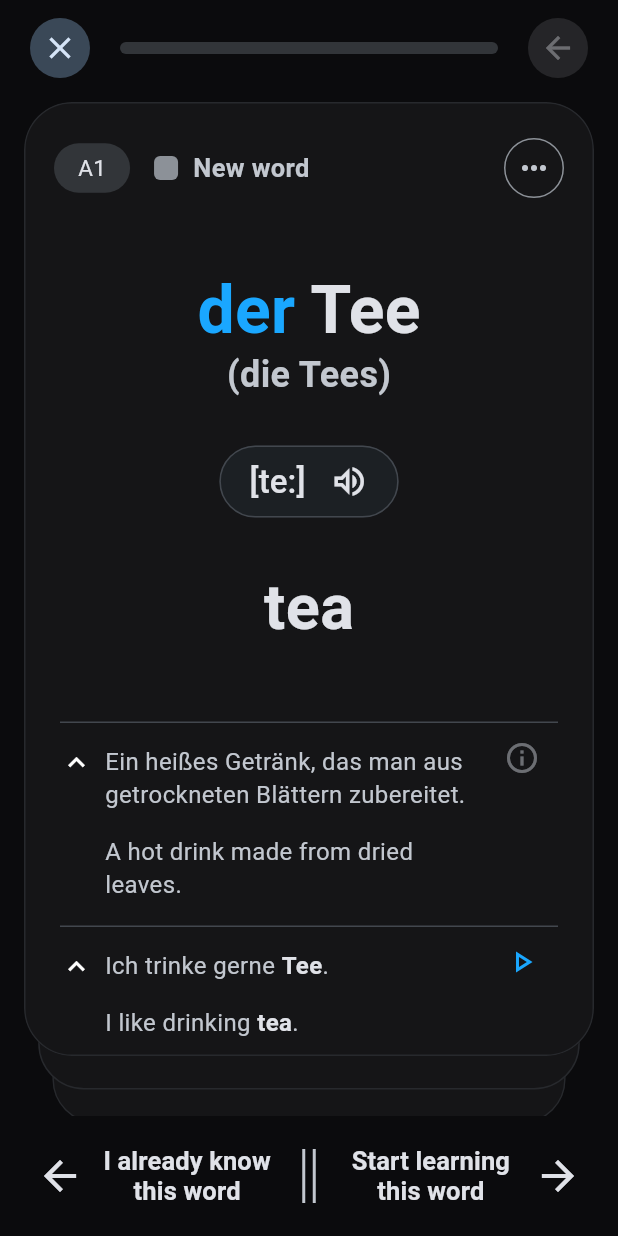
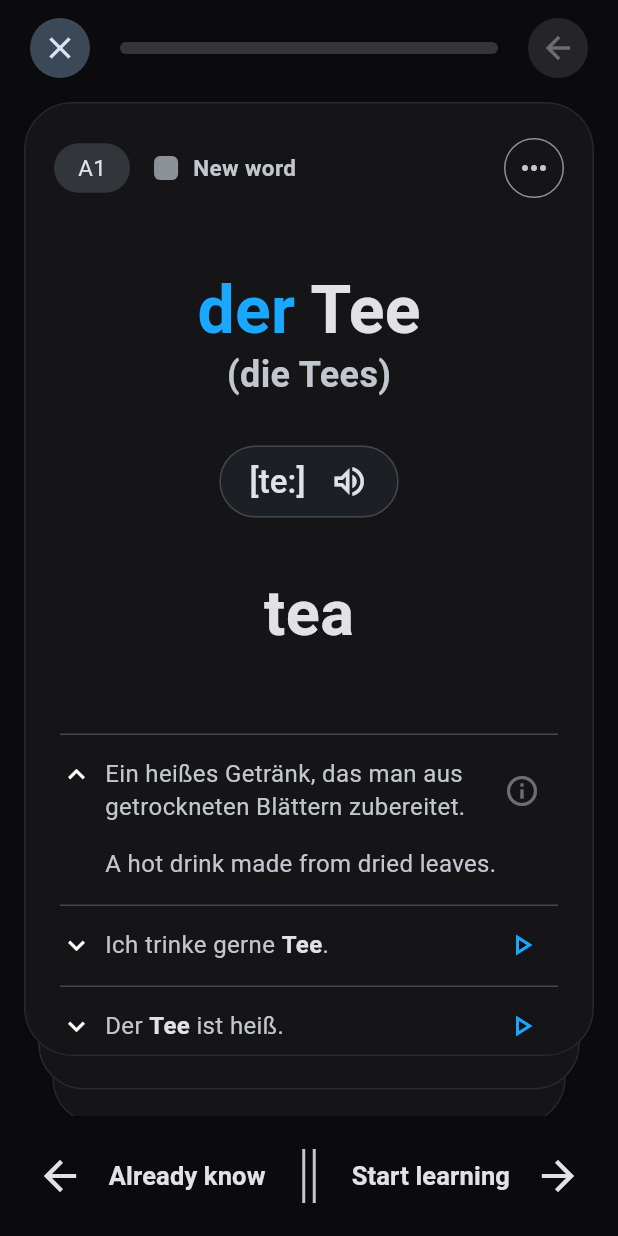
Before and after one commit to Crustbrns/Deutschlernen, a Flutter app: the screen it shows after launch, after a tap on the "visibility" icon, after a tap on "Ein heißes Getränk, das man aus getrockn", on a phone screen of 412 x 824 dp. Run offline on Flutter 3.47's test engine with Material 3 defaults, Android fonts, the phone set to English and light mode, and no system bars; our stand-ins replace flutter_tts, material_ui, shared_preferences.

Commit message:
Refine main word card
- Collapse all example translations by default (no spoiler)
- Greyer eye icon, bigger translation button
- Shorter decision bar labels in all languages
- Header scrolls away with the content; smaller "new word" label
- Full-width example rows with instant highlight on quick taps
- Trailing buttons stay centered on the German line when expanded
- Animated chevron rotation, closing divider, extra bottom scroll room

Co-Authored-By: Claude Opus 5.5 <noreply@anthropic.com>

```diff
--- a/assets/data/ui/en.json
+++ b/assets/data/ui/en.json
@@ -2,8 +2,8 @@
   "newWord": "New word",
   "showTranslation": "Show translation",
   "plural": "Plural",
-  "known": "I already know this word",
-  "learn": "Start learning this word",
+  "known": "Already know",
+  "learn": "Start learning",
   "close": "Close",
   "back": "Back",
   "menu": "Menu",
--- a/assets/data/ui/es.json
+++ b/assets/data/ui/es.json
@@ -2,8 +2,8 @@
   "newWord": "Palabra nueva",
   "showTranslation": "Mostrar traducción",
   "plural": "Plural",
-  "known": "Ya conozco esta palabra",
-  "learn": "Empezar a aprenderla",
+  "known": "Ya la sé",
+  "learn": "Empezar a aprender",
   "close": "Cerrar",
   "back": "Atrás",
   "menu": "Menú",
--- a/assets/data/ui/ru.json
+++ b/assets/data/ui/ru.json
@@ -2,8 +2,8 @@
   "newWord": "Новое слово",
   "showTranslation": "Показать перевод",
   "plural": "Мн. ч.",
-  "known": "Уже знаю это слово",
-  "learn": "Начать учить это слово",
+  "known": "Уже знаю",
+  "learn": "Начать учить",
   "close": "Закрыть",
   "back": "Назад",
   "menu": "Меню",
--- a/assets/data/ui/zh.json
+++ b/assets/data/ui/zh.json
@@ -2,8 +2,8 @@
   "newWord": "新单词",
   "showTranslation": "显示翻译",
   "plural": "复数",
-  "known": "我已经认识这个词",
-  "learn": "开始学习这个词",
+  "known": "已经认识",
+  "learn": "开始学习",
   "close": "关闭",
   "back": "返回",
   "menu": "菜单",
--- a/lib/ui/cards/widgets/example_tile.dart
+++ b/lib/ui/cards/widgets/example_tile.dart
@@ -17,18 +17,20 @@ import 'package:deutschlernen/ui/core/highlight.dart';
   );
 }
 
-/// A row with a chevron on the left that toggles between two states.
-/// The content is built by [builder], which knows whether it is expanded.
+/// A row with a chevron on the left. [title] is always visible,
+/// [details] appear under it when the row is expanded.
 class ExpandableTile extends StatefulWidget {
   const ExpandableTile({
     super.key,
     required this.initiallyExpanded,
-    required this.builder,
+    required this.title,
+    this.details,
     this.trailing,
   });
 
   final bool initiallyExpanded;
-  final Widget Function(BuildContext context, bool expanded) builder;
+  final Widget title;
+  final Widget? details; // null = nothing to expand
   final Widget? trailing;
 
   @override
@@ -36,45 +38,125 @@ class ExpandableTile extends StatefulWidget {
 }
 
 class _ExpandableTileState extends State<ExpandableTile> {
+  // Width of IconButton's default tap area; the info icon uses the same.
+  static const _trailingWidth = 48.0;
+
+  // Minimum time the highlight stays visible after a quick tap.
+  static const _minHighlight = Duration(milliseconds: 150);
+  static const _highlightFadeOut = Duration(milliseconds: 200);
+
   late bool _expanded = widget.initiallyExpanded;
+  bool _highlighted = false;
+  int _tapId = 0; // ignores stale timers when taps follow each other fast
+
+  void _setHighlighted(bool value) {
+    if (_highlighted != value) setState(() => _highlighted = value);
+  }
+
+  void _onTap() {
+    final id = ++_tapId;
+    setState(() {
+      _expanded = !_expanded;
+      _highlighted = true;
+    });
+    Future.delayed(_minHighlight, () {
+      if (mounted && id == _tapId) _setHighlighted(false);
+    });
+  }
 
   @override
   Widget build(BuildContext context) {
     final colors = Theme.of(context).colorScheme;
+    final details = widget.details;
 
-    return DecoratedBox(
+    // InkWell is outermost, so the highlight covers the full card width.
+    // The padding inside keeps text and divider aligned with the card content.
+    return InkWell(
+      onTap: _onTap,
+      onTapDown: (_) => _setHighlighted(true), // finger held down
+      onTapCancel: () => _setHighlighted(false), // turned into a scroll/swipe
+      // Built-in ripple and highlight are off: on a quick tap inside
+      // a scroll view they flash for a single frame. Our own layer below
+      // is guaranteed to stay visible for _minHighlight.
+      splashFactory: NoSplash.splashFactory,
+      highlightColor: Colors.transparent,
+      child: Stack(
+        children: [
+          Positioned.fill(
+            child: AnimatedOpacity(
+              opacity: _highlighted ? 1 : 0,
+              // Appears instantly, fades out smoothly.
+              duration: _highlighted ? Duration.zero : _highlightFadeOut,
+              child: ColoredBox(
+                color: colors.onSurface.withValues(alpha: 0.08),
+              ),
+            ),
+          ),
+          Padding(
+            padding: const EdgeInsets.symmetric(horizontal: AppSizes.cardInset),
+            child: DecoratedBox(
               decoration: BoxDecoration(
                 border: Border(top: BorderSide(color: colors.outlineVariant)),
               ),
-      child: InkWell(
-        onTap: () => setState(() => _expanded = !_expanded),
               child: Row(
                 crossAxisAlignment: CrossAxisAlignment.start,
                 children: [
                   Padding(
-              // No left inset, small gap to the text: more room for words.
+                    // No left inset, small gap to the text: more room.
                     // Top 16 + 22px icon centers it on the first text line.
                     padding: const EdgeInsets.fromLTRB(0, 16, 8, 0),
-              child: Icon(
-                _expanded ? Icons.keyboard_arrow_up : Icons.keyboard_arrow_down,
-                size: 22,
+                    // One "down" icon rotated by half a turn instead of swapping
+                    // two icons: swapping can't be animated, rotation can.
+                    child: AnimatedRotation(
+                      turns: _expanded ? 0.5 : 0,
+                      duration: const Duration(milliseconds: 150),
+                      curve: Curves.easeOut,
+                      child: const Icon(Icons.keyboard_arrow_down, size: 22),
                     ),
                   ),
                   Expanded(
+                    child: Column(
+                      crossAxisAlignment: CrossAxisAlignment.stretch,
+                      children: [
+                        // The trailing button is centered on the title only,
+                        // so it stays in place when the details open below.
+                        Row(
+                          children: [
+                            Expanded(
                               child: Padding(
-                padding: const EdgeInsets.symmetric(vertical: 16),
+                                padding: const EdgeInsets.symmetric(
+                                  vertical: 16,
+                                ),
+                                child: widget.title,
+                              ),
+                            ),
+                            if (widget.trailing != null)
+                              SizedBox(
+                                width: _trailingWidth,
+                                child: Center(child: widget.trailing),
+                              ),
+                          ],
+                        ),
                         // AnimatedSize smooths the height change on toggle.
-                child: AnimatedSize(
+                        AnimatedSize(
                           duration: const Duration(milliseconds: 200),
                           curve: Curves.easeOut,
                           alignment: Alignment.topLeft,
-                  child: widget.builder(context, _expanded),
+                          child: _expanded && details != null
+                              ? Padding(
+                                  padding: const EdgeInsets.only(bottom: 16),
+                                  child: details,
+                                )
+                              : const SizedBox(width: double.infinity),
+                        ),
+                      ],
+                    ),
+                  ),
+                ],
               ),
             ),
           ),
-            if (widget.trailing != null) widget.trailing!,
         ],
-        ),
       ),
     );
   }
@@ -105,24 +187,14 @@ class DefinitionTile extends StatelessWidget {
         child: Icon(
           Icons.info_outline,
           // Half transparent = ~50% darker on the dark card.
-          color: Theme.of(
-            context,
-          ).colorScheme.onSurfaceVariant.withValues(alpha: 0.5),
+          color: Theme.of(context).colorScheme.onSurfaceVariant
+              .withValues(alpha: 0.5),
         ),
       ),
-      builder: (context, expanded) => Column(
-        crossAxisAlignment: CrossAxisAlignment.start,
-        children: [
-          Text(definition, style: styles.base),
-          if (expanded && translation != null)
-            Padding(
-              padding: const EdgeInsets.only(top: 16),
-              child: Text(translation, style: styles.base),
-            )
-          else
-            const SizedBox(width: double.infinity),
-        ],
-      ),
+      title: Text(definition, style: styles.base),
+      details: translation == null
+          ? null
+          : Text(translation, style: styles.base),
     );
   }
 }
@@ -151,29 +223,18 @@ class ExampleTile extends StatelessWidget {
         icon: const Icon(Icons.play_arrow_outlined),
         color: AppColors.accentBlue,
       ),
-      builder: (context, expanded) => Column(
-        crossAxisAlignment: CrossAxisAlignment.start,
-        children: [
-          Text.rich(
+      title: Text.rich(
         TextSpan(
           style: styles.base,
           children: markedSpans(example.german, styles.bold),
         ),
       ),
-          if (expanded)
-            Padding(
-              padding: const EdgeInsets.only(top: 16),
-              child: Text.rich(
+      details: Text.rich(
         TextSpan(
           style: styles.base,
           children: markedSpans(example.translation, styles.bold),
         ),
       ),
-            )
-          else
-            const SizedBox(width: double.infinity),
-        ],
-      ),
     );
   }
 }
--- a/lib/ui/cards/widgets/word_card.dart
+++ b/lib/ui/cards/widgets/word_card.dart
@@ -36,19 +36,26 @@ class _WordCardState extends State<WordCard> {
         side: BorderSide(color: colors.outlineVariant.withValues(alpha: 0.4)),
       ),
       clipBehavior: Clip.antiAlias,
-      child: Column(
-        children: [
-          Padding(
-            padding: const EdgeInsets.fromLTRB(20, 20, 16, 0),
-            child: _Header(level: word.level, onMenu: widget.onMenu),
-          ),
-          Expanded(
+      // No horizontal padding here: example rows must span the full card
+      // width so their tap highlight does too. Each part insets itself.
       child: SingleChildScrollView(
-              padding: const EdgeInsets.fromLTRB(24, 8, 24, 24),
+        padding: const EdgeInsets.fromLTRB(0, 20, 0, 24),
         child: Column(
           crossAxisAlignment: CrossAxisAlignment.stretch,
           children: [
-                  const SizedBox(height: 32),
+            // Header is inside the scroll view, so it scrolls away.
+            Padding(
+              padding: const EdgeInsets.fromLTRB(20, 0, 16, 0),
+              child: _Header(level: word.level, onMenu: widget.onMenu),
+            ),
+            Padding(
+              padding: const EdgeInsets.symmetric(
+                horizontal: AppSizes.cardInset,
+              ),
+              child: Column(
+                crossAxisAlignment: CrossAxisAlignment.stretch,
+                children: [
+                  const SizedBox(height: 40),
                   // FittedBox shrinks long German words instead of overflowing.
                   FittedBox(
                     fit: BoxFit.scaleDown,
@@ -97,7 +104,8 @@ class _WordCardState extends State<WordCard> {
                   ),
                   const SizedBox(height: 24),
                   SizedBox(
-                    height: 72,
+                    height: 80, // must fit the 76px eye button
+
                     child: AnimatedSwitcher(
                       duration: const Duration(milliseconds: 250),
                       child: _translationVisible
@@ -126,9 +134,10 @@ class _WordCardState extends State<WordCard> {
                                 // accent, so the button doesn't stand out.
                                 style: IconButton.styleFrom(
                                   backgroundColor: AppColors.subtleButton,
-                                  foregroundColor: colors.onSurfaceVariant,
+                                  foregroundColor: colors.onSurfaceVariant
+                                      .withValues(alpha: 0.6),
                                   // Same icon, bigger box = more padding.
-                                  fixedSize: const Size.square(68),
+                                  fixedSize: const Size.square(76),
                                   shape: RoundedRectangleBorder(
                                     borderRadius: BorderRadius.circular(14),
                                   ),
@@ -138,6 +147,9 @@ class _WordCardState extends State<WordCard> {
                     ),
                   ),
                   const SizedBox(height: 40),
+                ],
+              ),
+            ),
             // Definition is the first row of the examples block.
             DefinitionTile(
               definition: word.definition,
@@ -147,14 +159,27 @@ class _WordCardState extends State<WordCard> {
               ExampleTile(
                 key: ValueKey(word.examples[i].german),
                 example: word.examples[i],
-                      initiallyExpanded: i == 0,
+                // All collapsed: an open translation would spoil the
+                // hidden word translation above.
+                initiallyExpanded: false,
                 onSpeak: widget.onSpeak,
               ),
+            // Closing line under the last row, same as the rows' top borders.
+            Padding(
+              padding: const EdgeInsets.symmetric(
+                horizontal: AppSizes.cardInset,
+              ),
+              child: Divider(
+                height: 1,
+                thickness: 1,
+                color: colors.outlineVariant,
+              ),
+            ),
+            // Extra scroll room, so the last example can be lifted up
+            // away from the card's bottom edge.
+            const SizedBox(height: 100),
           ],
         ),
-            ),
-          ),
-        ],
       ),
     );
   }
@@ -237,7 +262,7 @@ class _Header extends StatelessWidget {
             maxLines: 1,
             overflow: TextOverflow.ellipsis,
             style: TextStyle(
-              fontSize: 17,
+              fontSize: 15,
               fontWeight: FontWeight.w600,
               color: colors.onSurfaceVariant,
             ),
--- a/lib/ui/core/app_style.dart
+++ b/lib/ui/core/app_style.dart
@@ -1,4 +1,9 @@
 import 'package:material_ui/material_ui.dart';
+
+abstract final class AppSizes {
+  /// Horizontal inset of the card content from the card edge.
+  static const cardInset = 24.0;
+}
 
 abstract final class AppColors {
   static const background = Color(0xFF0B0B0D);
```
Lines whose indentation alone changed are shown as unchanged.
